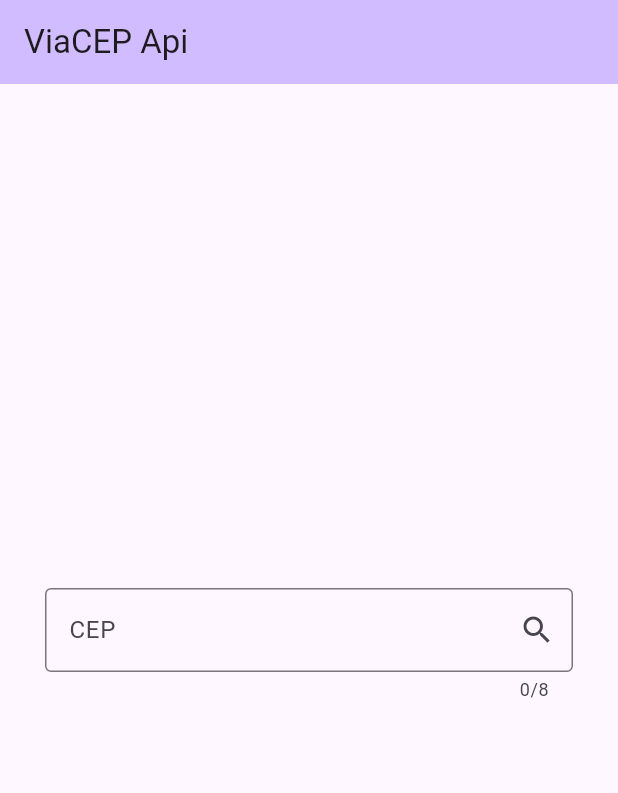
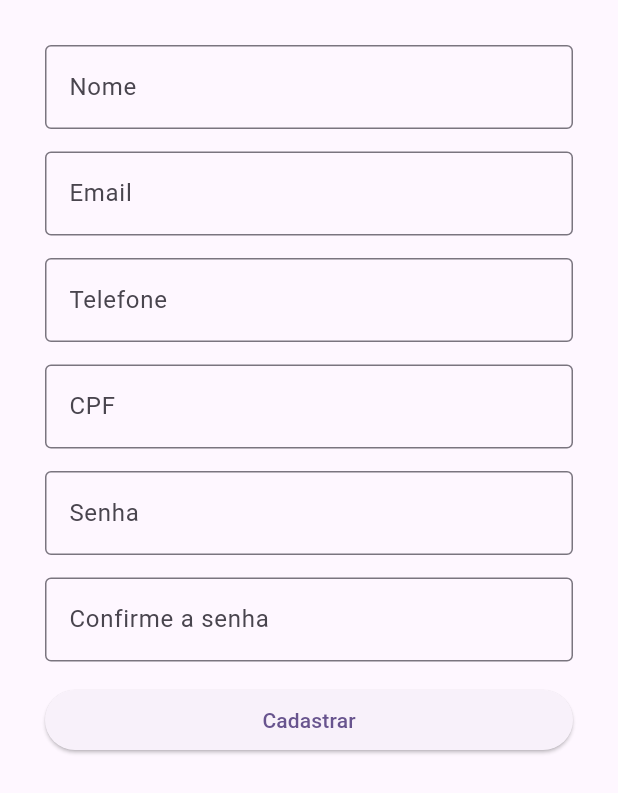
Before and after one commit to minoru-yamanaka/projeto-api-cep-flutter-app, a Flutter app: the screen it shows after launch, on a phone screen of 412 x 824 dp. Shown: the top 793 px of the screen. Run offline on Flutter 3.47's test engine with Material 3 defaults, Android fonts, the phone set to English and light mode, and no system bars; our stand-ins replace cloud_firestore, shared_preferences; missing offline and left inert: via_cep_api; accounts and stored records are empty.

Commit message:
forrm_cadastro_usuario.dart

```diff
--- /dev/null
+++ b/lib/Pages/forrm_cadastro_usuario.dart
@@ -0,0 +1,138 @@
+import 'package:flutter/material.dart';
+
+class FormCadastroUsuarioPage extends StatefulWidget {
+  const FormCadastroUsuarioPage({super.key});
+
+  @override
+  State<FormCadastroUsuarioPage> createState() =>
+      _FormCadastroUsuarioPageState();
+}
+
+class _FormCadastroUsuarioPageState extends State<FormCadastroUsuarioPage> {
+  TextEditingController nomeController = TextEditingController();
+  TextEditingController emailController = TextEditingController();
+  TextEditingController telefoneController = TextEditingController();
+  TextEditingController cpfController = TextEditingController();
+  TextEditingController senhaController = TextEditingController();
+  TextEditingController confirmacaoController = TextEditingController();
+
+  GlobalKey<FormState> formKey = GlobalKey<FormState>();
+
+  @override
+  Widget build(BuildContext context) {
+    return SafeArea(
+      child: Scaffold(
+        body: Padding(
+          padding: const EdgeInsets.symmetric(horizontal: 30, vertical: 30),
+          child: Column(
+            children: [
+              Form(
+                key: formKey,
+                child: Column(
+                  crossAxisAlignment: CrossAxisAlignment.stretch,
+                  spacing: 15,
+                  children: [
+                    TextFormField(
+                      validator: (value) {
+                        if (value!.isEmpty) {
+                          return "O campo nome é obrigatório";
+                        }
+                        return null;
+                      },
+                      controller: nomeController,
+                      decoration: InputDecoration(
+                        labelText: "Nome",
+                        border: OutlineInputBorder(),
+                      ),
+                    ),
+                    TextFormField(
+                      validator: (value) {
+                        final RegExp emailRegex = RegExp(
+                          r'^[a-zA-Z0-9._%+-]+@[a-zA-Z0-9.-]+\.[a-zA-Z]{2,}$',
+                        );
+                        if (!emailRegex.hasMatch(value!)) {
+                          return "Email inválido";
+                        }
+
+                        return null;
+                      },
+                      controller: emailController,
+                      decoration: InputDecoration(
+                        labelText: "Email",
+                        border: OutlineInputBorder(),
+                      ),
+                    ),
+                    TextFormField(
+                      validator: (value) {
+                        if (value!.isEmpty) {
+                          return "O campo Telefone é obrigatório";
+                        }
+                        return null;
+                      },
+                      controller: telefoneController,
+                      decoration: InputDecoration(
+                        labelText: "Telefone",
+                        border: OutlineInputBorder(),
+                      ),
+                    ),
+                    TextFormField(
+                      validator: (value) {
+                        if (value!.isEmpty) {
+                          return "O campo Cpf é obrigatório";
+                        }
+                        return null;
+                      },
+                      controller: cpfController,
+                      decoration: InputDecoration(
+                        labelText: "CPF",
+                        border: OutlineInputBorder(),
+                      ),
+                    ),
+                    TextFormField(
+                      validator: (value) {
+                        if (value!.isEmpty) {
+                          return "O campo Senha é obrigatório";
+                        }
+                        return null;
+                      },
+                      controller: senhaController,
+                      decoration: InputDecoration(
+                        labelText: "Senha",
+                        border: OutlineInputBorder(),
+                      ),
+                    ),
+                    TextFormField(
+                      validator: (value) {
+                        if (value!.isEmpty) {
+                          return "A confirmação da senha deve ser digitada!";
+                        }
+                        if (value != senhaController.text) {
+                          return "A confirmação está incorreta!";
+                        }
+                        return null;
+                      },
+                      controller: confirmacaoController,
+                      decoration: InputDecoration(
+                        labelText: "Confirme a senha",
+                        border: OutlineInputBorder(),
+                      ),
+                    ),
+                    ElevatedButton(
+                      onPressed: () {
+                        if (!formKey.currentState!.validate()) {
+                          return;
+                        }
+                        print("Formulário validado");
+                      },
+                      child: Text("Cadastrar"),
+                    ),
+                  ],
+                ),
+              ),
+            ],
+          ),
+        ),
+      ),
+    );
+  }
+}
--- a/lib/app.dart
+++ b/lib/app.dart
@@ -1,4 +1,5 @@
 import 'package:flutter/material.dart';
+import 'package:projeto_2/Pages/forrm_cadastro_usuario.dart';
 import 'package:projeto_2/Pages/home_page.dart';
 import 'package:projeto_2/main.dart';
 
@@ -9,8 +10,10 @@
   Widget build(BuildContext context) {
     return MaterialApp(
       title: 'Flutter Demo',
-      debugShowCheckedModeBanner: false,
-      home: const HomePage(title: 'Via CEP API'),
+      theme: ThemeData(
+        colorScheme: ColorScheme.fromSeed(seedColor: Colors.deepPurple),
+      ),
+      home: const FormCadastroUsuarioPage(),
     );
   }
 }
```
Also changed, not shown: lib/Pages/form_create_user_page copy.dart (added, +600 -0 lines), lib/Pages/form_create_user_page.dart (added).
